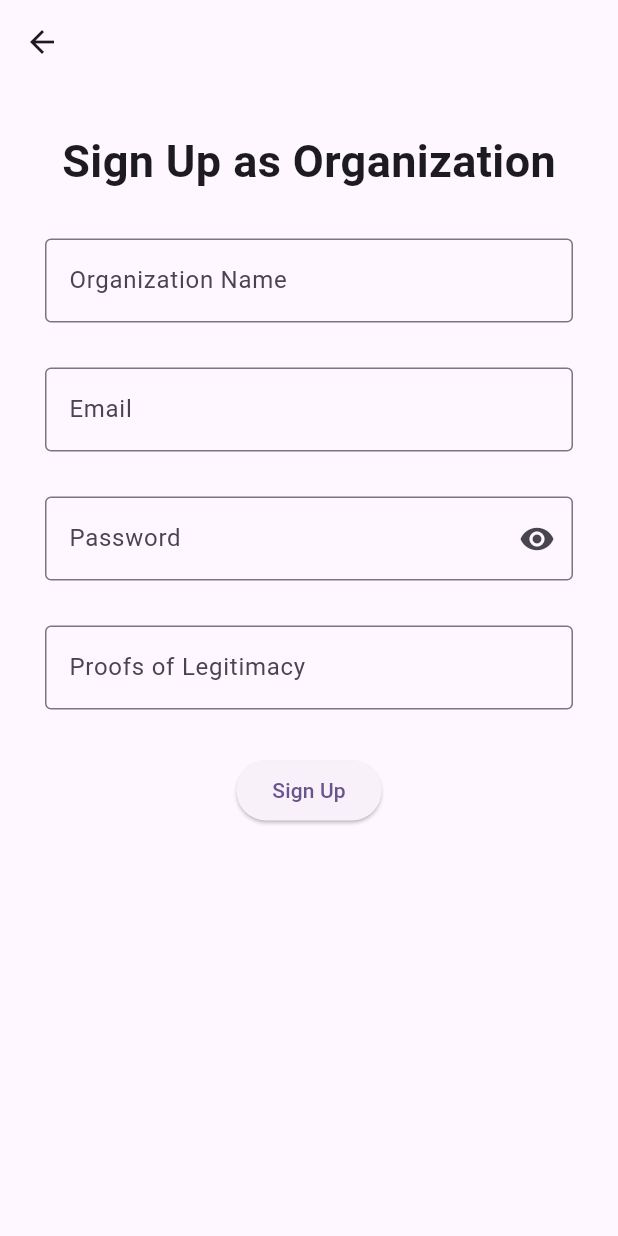
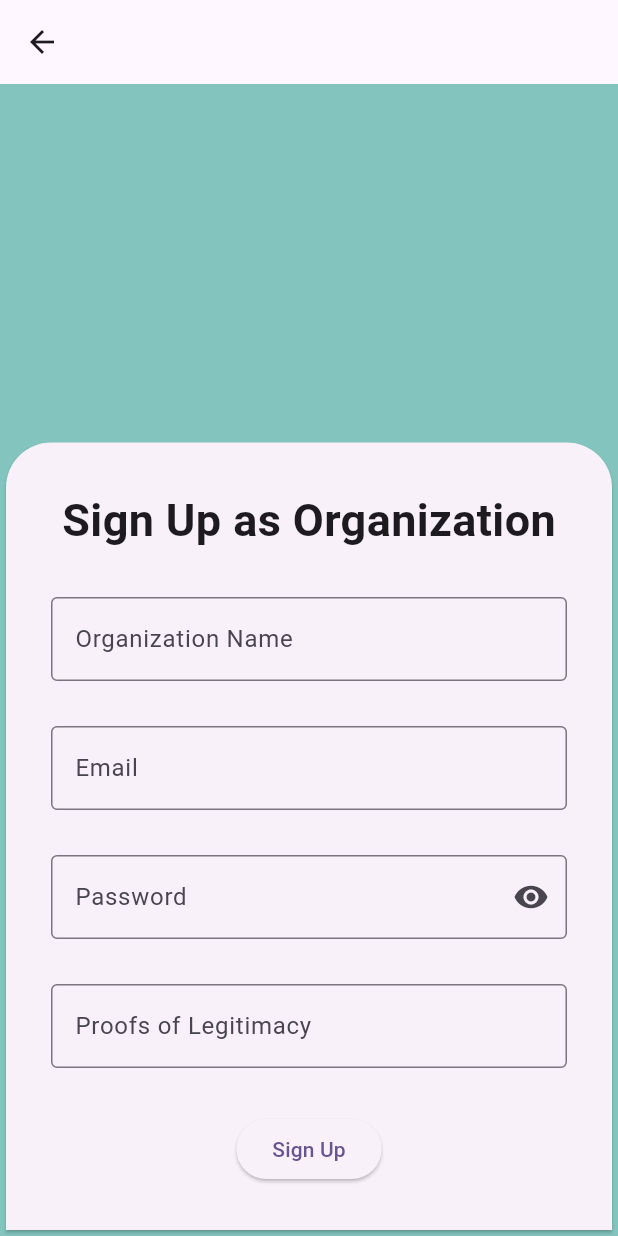
Before and after one commit to juatco-jemu/cmsc-23-project, a Flutter app: the SignUpPage screen opened directly, after a tap on "Sign Up", after a tap on "Sign Up as Organization", on a phone screen of 412 x 824 dp. Run offline on Flutter 3.47's test engine with Material 3 defaults, Android fonts, the phone set to English and light mode, and no system bars; our stand-ins replace carousel_slider, curved_navigation_bar.

Commit message:
chore: modified signin and signup UI

```diff
--- a/lib/pages/signup_org_page.dart
+++ b/lib/pages/signup_org_page.dart
@@ -1,4 +1,6 @@
 import 'package:flutter/material.dart';
+
+import '../theme/colors.dart';
 // import 'package:provider/provider.dart';
 // import '../providers/auth_provider.dart';
 
@@ -17,27 +19,59 @@ class _SignUpState extends State<SignUpOrgPage> {
   String? lastName;
   bool _obscureText = true; // added this to hide password
 
+  late Size screen = MediaQuery.of(context).size;
+
   @override
   Widget build(BuildContext context) {
     return Scaffold(
         appBar: AppBar(),
         body: SingleChildScrollView(
           child: Container(
-            margin: const EdgeInsets.all(30),
+              width: screen.width,
+              height: screen.height -
+                  MediaQuery.of(context).padding.top -
+                  kToolbarHeight, // size of screen - appbar height - status bar height
+              decoration: const BoxDecoration(
+                color: AppColors.tiffanyBlue,
+              ),
+              child: Column(mainAxisAlignment: MainAxisAlignment.end, children: [
+                _buildBot(),
+              ])),
+        ));
+  }
+
+  Widget _buildForm() {
+    return Container(
+      padding: const EdgeInsets.symmetric(horizontal: 30),
       child: Form(
         key: _formKey,
         child: Column(
-                mainAxisAlignment: MainAxisAlignment.center,
           children: [
+            spacer,
             heading,
             orgNameField, // added this as a new field required
             emailField,
             passwordField,
             proofsOfLegitimacyField,
             submitButton,
+            spacer
           ],
         ),
-            )),
+      ),
+    );
+  }
+
+  Widget _buildBot() {
+    return SizedBox(
+      width: screen.width,
+      child: Card(
+        shape: const RoundedRectangleBorder(
+          borderRadius: BorderRadius.only(
+            topLeft: Radius.circular(30),
+            topRight: Radius.circular(30),
+          ),
+        ),
+        child: _buildForm(),
       ),
     );
   }
@@ -148,4 +182,6 @@ class _SignUpState extends State<SignUpOrgPage> {
         }
       },
       child: const Text("Sign Up"));
+
+  Widget get spacer => const SizedBox(height: 30);
 }
--- a/lib/pages/signup_page.dart
+++ b/lib/pages/signup_page.dart
@@ -1,5 +1,6 @@
 import 'package:flutter/material.dart';
 
+import '../theme/colors.dart';
 import 'signup_org_page.dart';
 // import 'package:provider/provider.dart';
 // import '../providers/auth_provider.dart';
@@ -19,18 +20,35 @@ class _SignUpState extends State<SignUpPage> {
   String? lastName;
   bool _obscureText = true; // added this to hide password
 
+  late Size screen = MediaQuery.of(context).size;
   @override
   Widget build(BuildContext context) {
     return Scaffold(
         appBar: AppBar(),
         body: SingleChildScrollView(
           child: Container(
-            margin: const EdgeInsets.all(30),
+            width: screen.width,
+            height: screen.height -
+                MediaQuery.of(context).padding.top -
+                kToolbarHeight, // size of screen - appbar height - status bar height
+            decoration: const BoxDecoration(
+              color: AppColors.tiffanyBlue,
+            ),
+            child: Column(mainAxisAlignment: MainAxisAlignment.end, children: [
+              _buildBot(),
+            ]),
+          ),
+        ));
+  }
+
+  Widget _buildForm() {
+    return Container(
+      padding: const EdgeInsets.symmetric(horizontal: 30),
       child: Form(
         key: _formKey,
         child: Column(
-                mainAxisAlignment: MainAxisAlignment.center,
           children: [
+            spacer,
             heading,
             firstNameField, // added this as a new field required
             lastNameField, // same as above
@@ -38,10 +56,25 @@ class _SignUpState extends State<SignUpPage> {
             passwordField,
             submitButton,
             orDivider,
-                  signUpAsOrgButton
+            signUpAsOrgButton,
+            spacer,
           ],
         ),
-            )),
+      ),
+    );
+  }
+
+  Widget _buildBot() {
+    return SizedBox(
+      width: screen.width,
+      child: Card(
+        shape: const RoundedRectangleBorder(
+          borderRadius: BorderRadius.only(
+            topLeft: Radius.circular(30),
+            topRight: Radius.circular(30),
+          ),
+        ),
+        child: _buildForm(),
       ),
     );
   }
@@ -170,4 +203,6 @@ class _SignUpState extends State<SignUpPage> {
         },
         child: const Text("Sign Up as Organization"),
       );
+
+  Widget get spacer => const SizedBox(height: 20);
 }
```
Also changed, not shown: lib/pages/signin_page.dart (+36 -3 lines). Lines whose indentation alone changed are shown as unchanged.
